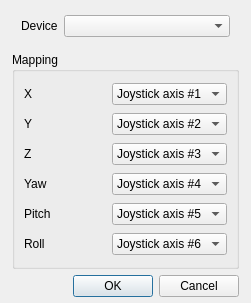
Above: ftnoir_tracker_joystick/ftnoir_tracker_joystick_controls.ui from opentrack/opentrack before the change. Below: the same form after it.
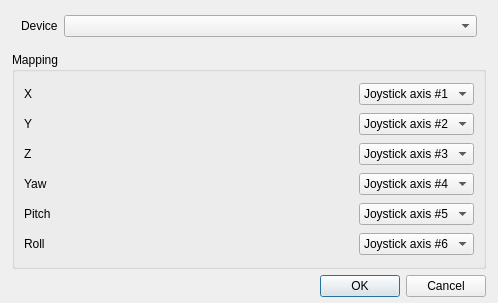
That is the form after the change. Icons and pictures are not drawn.

Commit message:
win32-joystick: fix duplicate device name selection logic
Closes #230

Diff of the .ui file:
```diff
--- a/ftnoir_tracker_joystick/ftnoir_tracker_joystick_controls.ui
+++ b/ftnoir_tracker_joystick/ftnoir_tracker_joystick_controls.ui
@@ -9,7 +9,7 @@
    <rect>
     <x>0</x>
     <y>0</y>
-    <width>251</width>
+    <width>498</width>
     <height>303</height>
    </rect>
   </property>
@@ -79,6 +79,12 @@
      <layout class="QGridLayout" name="gridLayout">
       <item row="0" column="1">
        <widget class="QComboBox" name="joy_1">
+        <property name="sizePolicy">
+         <sizepolicy hsizetype="Maximum" vsizetype="Fixed">
+          <horstretch>0</horstretch>
+          <verstretch>0</verstretch>
+         </sizepolicy>
+        </property>
         <property name="currentIndex">
          <number>1</number>
         </property>
@@ -131,6 +137,12 @@
       </item>
       <item row="1" column="1">
        <widget class="QComboBox" name="joy_2">
+        <property name="sizePolicy">
+         <sizepolicy hsizetype="Maximum" vsizetype="Fixed">
+          <horstretch>0</horstretch>
+          <verstretch>0</verstretch>
+         </sizepolicy>
+        </property>
         <property name="currentIndex">
          <number>2</number>
         </property>
@@ -183,6 +195,12 @@
       </item>
       <item row="2" column="1">
        <widget class="QComboBox" name="joy_3">
+        <property name="sizePolicy">
+         <sizepolicy hsizetype="Maximum" vsizetype="Fixed">
+          <horstretch>0</horstretch>
+          <verstretch>0</verstretch>
+         </sizepolicy>
+        </property>
         <property name="currentIndex">
          <number>3</number>
         </property>
@@ -235,6 +253,12 @@
       </item>
       <item row="3" column="1">
        <widget class="QComboBox" name="joy_4">
+        <property name="sizePolicy">
+         <sizepolicy hsizetype="Maximum" vsizetype="Fixed">
+          <horstretch>0</horstretch>
+          <verstretch>0</verstretch>
+         </sizepolicy>
+        </property>
         <property name="currentIndex">
          <number>4</number>
         </property>
@@ -287,6 +311,12 @@
       </item>
       <item row="4" column="1">
        <widget class="QComboBox" name="joy_5">
+        <property name="sizePolicy">
+         <sizepolicy hsizetype="Maximum" vsizetype="Fixed">
+          <horstretch>0</horstretch>
+          <verstretch>0</verstretch>
+         </sizepolicy>
+        </property>
         <property name="currentIndex">
          <number>5</number>
         </property>
@@ -339,6 +369,12 @@
       </item>
       <item row="5" column="1">
        <widget class="QComboBox" name="joy_6">
+        <property name="sizePolicy">
+         <sizepolicy hsizetype="Maximum" vsizetype="Fixed">
+          <horstretch>0</horstretch>
+          <verstretch>0</verstretch>
+         </sizepolicy>
+        </property>
         <property name="currentIndex">
          <number>6</number>
         </property>
```
The commit also changes 2 other files.
